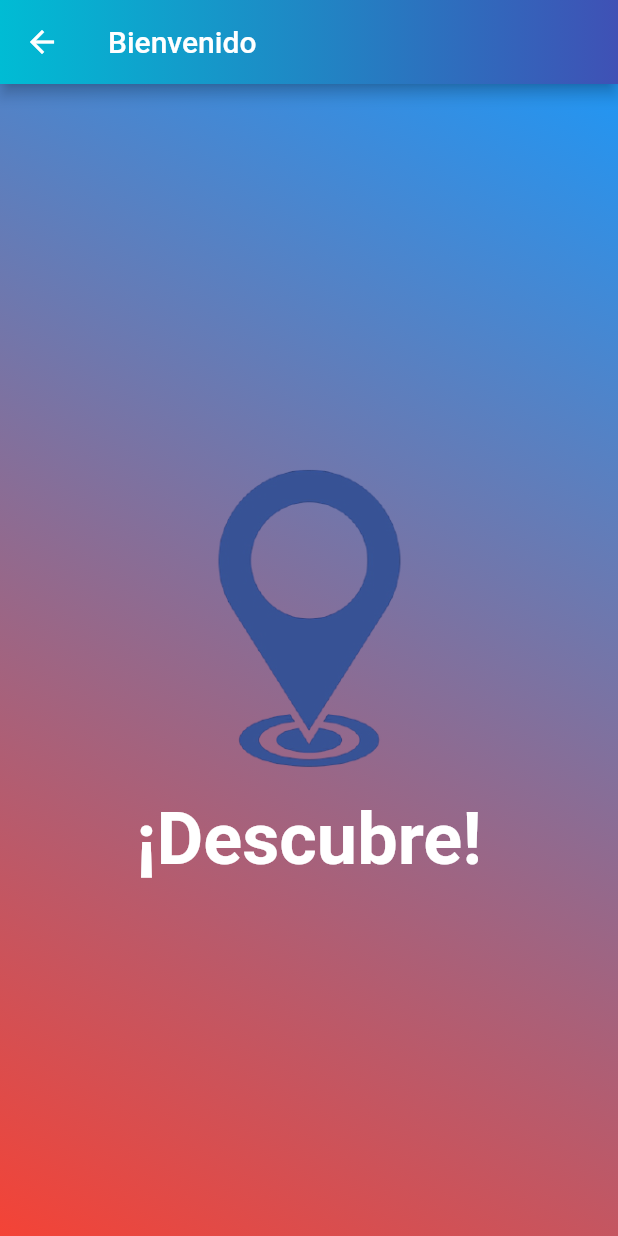
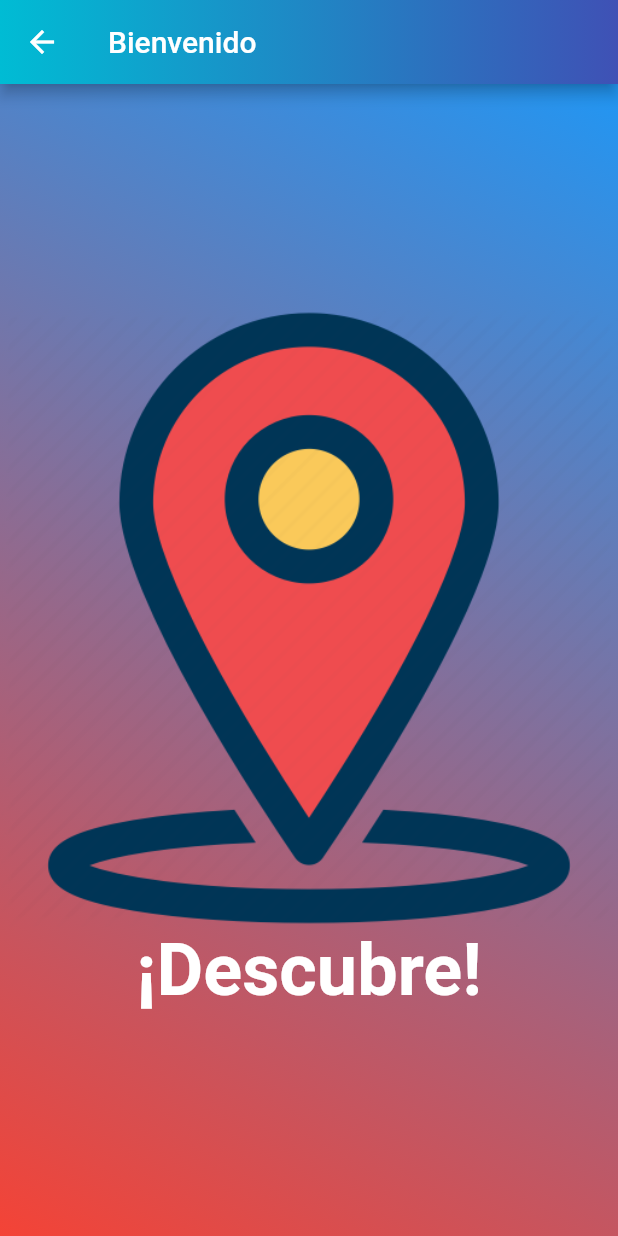
Before and after one commit to cardanxd/practica_flutter, a Flutter app: the gradiente screen opened by its route, on a phone screen of 412 x 824 dp. Run offline on Flutter 3.47's test engine with Material 2 defaults, Android fonts, the phone set to English and light mode, and no system bars; our stand-ins replace gradient_app_bar, toast.

Commit message:
Changes commit

```diff
--- a/lib/src/paginas/gradiente.dart
+++ b/lib/src/paginas/gradiente.dart
@@ -29,7 +29,7 @@ class _gradienteState extends State<gradiente> {
               mainAxisAlignment: MainAxisAlignment.center,
               children: <Widget>[
                 Image.asset(
-                  'images/ejemplo.png',
+                  'images/gps-icon.png',
                   fit: BoxFit.cover,
                 ),//Image.asset
                 Text(
--- a/pubspec.yaml
+++ b/pubspec.yaml
@@ -51,8 +51,8 @@ flutter:
   #   - images/a_dot_burr.jpeg
   #   - images/a_dot_ham.jpeg
   assets:
-  - images/ejemplo.png
   - images/UTM.png
+  - images/gps-icon.png
   # An image asset can refer to one or more resolution-specific "variants", see
   # https://flutter.dev/assets-and-images/#resolution-aware.
 
```
Also changed, not shown: images/ejemplo.png (deleted), images/gps-icon.png (added).
